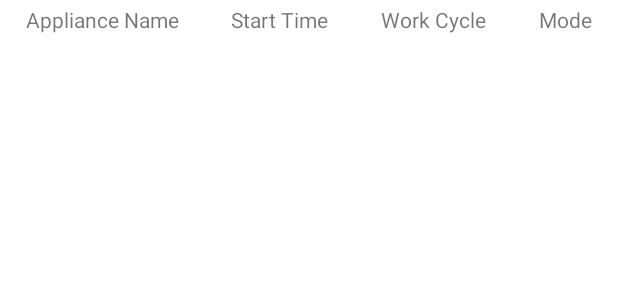
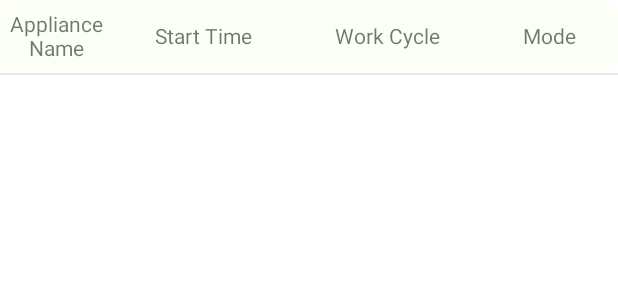
Before and after one commit to DimosGavalas/Electrices_Android, an Android app: the layout recycler_view_scheduled_item.xml on its own in the app's theme, with its tools: preview values and no code run, on a phone screen of 412 x 824 dp. Shown: the top 300 px of the screen. Run offline under Robolectric (Android 15) with nearby library versions, the light colour scheme and no system bars.

Commit message:
Implementation for the creation of appliances schedule. (Scheduled appliances collection of the database NEEDS RESTRUCTURING)

```diff
--- a/app/src/main/res/layout/activity_home.xml
+++ b/app/src/main/res/layout/activity_home.xml
@@ -376,7 +376,8 @@
                         android:layout_height="wrap_content"
                         android:orientation="horizontal"
                         android:weightSum="4"
-                        android:paddingVertical="3dp">
+                        android:paddingVertical="3dp"
+                        android:background="@drawable/bg_cards">
 
                         <TextView
                             android:layout_width="wrap_content"
@@ -417,7 +418,8 @@
                 <androidx.recyclerview.widget.RecyclerView
                     android:id="@+id/recycler_view_scheduled_appliances"
                     android:layout_width="match_parent"
-                    android:layout_height="match_parent" />
+                    android:layout_height="match_parent"
+                    android:background="@drawable/bg_cards"/>
             </LinearLayout>
         </LinearLayout>
 
--- a/app/src/main/res/layout/recycler_view_scheduled_item.xml
+++ b/app/src/main/res/layout/recycler_view_scheduled_item.xml
@@ -3,6 +3,7 @@
     xmlns:android="http://schemas.android.com/apk/res/android"
     android:layout_width="match_parent"
     android:layout_height="wrap_content"
+    android:orientation="vertical"
     xmlns:app="http://schemas.android.com/apk/res-auto">
 
     <LinearLayout
@@ -10,7 +11,9 @@
         android:layout_height="wrap_content"
         android:orientation="horizontal"
         android:weightSum="4"
-        android:paddingVertical="3dp">
+        android:paddingVertical="6dp"
+        android:layout_marginBottom="1dp"
+        android:background="@drawable/bg_cards">
 
         <TextView
             android:id="@+id/appliance_name"
@@ -18,6 +21,7 @@
             android:layout_height="wrap_content"
             android:text="Appliance Name"
             android:layout_weight="1"
+            android:maxWidth="20dp"
             android:layout_gravity="center"
             android:gravity="center"/>
 
@@ -50,4 +54,9 @@
 
     </LinearLayout>
 
+    <View
+        android:id="@+id/divider3"
+        android:layout_width="match_parent"
+        android:layout_height="1dp"
+        android:background="@color/gray_50" />
 </LinearLayout>
```
Also changed, not shown: app/src/main/java/com/example/electrices/Activities/HomeActivity.java (+33 -3 lines), app/src/main/java/com/example/electrices/model/ApplianceSchedule.java (added, +26 -0 lines), app/src/main/java/com/example/electrices/model/recyclerViewComponents/ScheduledAppliancesAdapter.java (+9 -6 lines), app/src/main/java/com/example/electrices/utilities/FireStoreConnection.java (+36 -11 lines).
